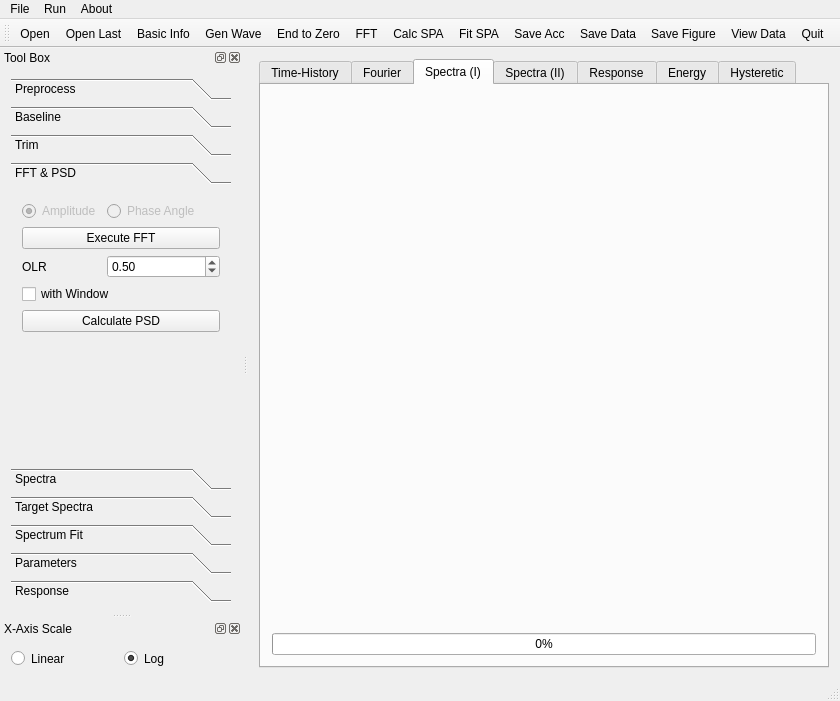
Old version of the form EQSignal/mainwindow.ui in the repository Panchatantra/EQSignal.
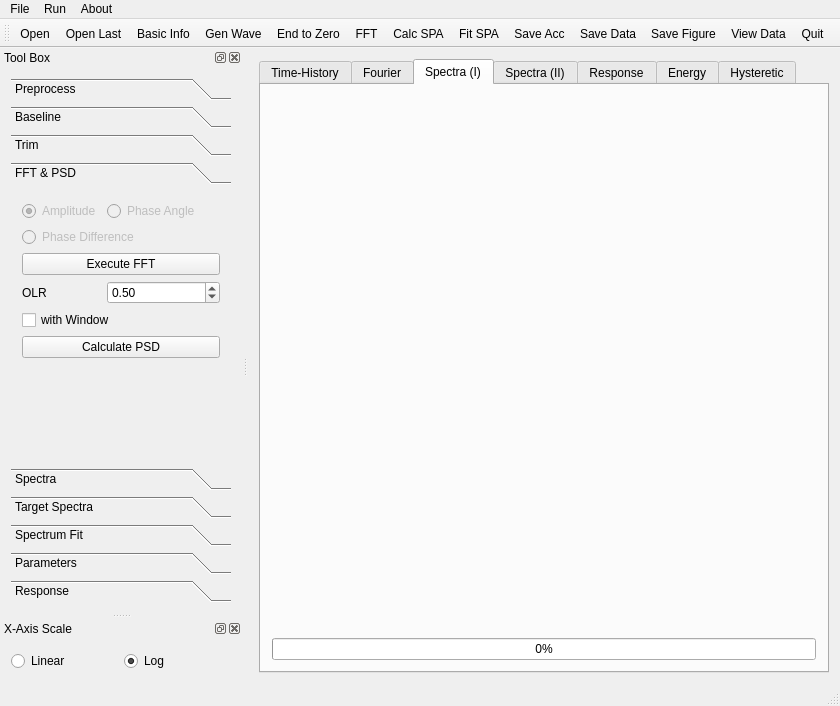
New version of the form. The open tabs and pages were chosen to show the change. Icons and pictures are not drawn. Custom widgets are drawn as their Qt base class.

```diff
--- a/EQSignal/mainwindow.ui
+++ b/EQSignal/mainwindow.ui
@@ -7,7 +7,7 @@
     <x>0</x>
     <y>0</y>
     <width>840</width>
-    <height>701</height>
+    <height>706</height>
    </rect>
   </property>
   <property name="windowTitle">
@@ -791,8 +791,8 @@
          <rect>
           <x>0</x>
           <y>0</y>
-          <width>222</width>
-          <height>287</height>
+          <width>240</width>
+          <height>228</height>
          </rect>
         </property>
         <attribute name="label">
@@ -812,14 +812,14 @@
            </property>
           </widget>
          </item>
-         <item row="2" column="0" colspan="2">
+         <item row="4" column="0" colspan="2">
           <widget class="QPushButton" name="CalcFFT">
            <property name="text">
             <string>Execute FFT</string>
            </property>
           </widget>
          </item>
-         <item row="3" column="0">
+         <item row="5" column="0">
           <widget class="QLabel" name="label_18">
            <property name="text">
             <string>OLR</string>
@@ -829,7 +829,7 @@
            </property>
           </widget>
          </item>
-         <item row="3" column="1">
+         <item row="5" column="1">
           <widget class="QDoubleSpinBox" name="OLR">
            <property name="maximum">
             <double>1.000000000000000</double>
@@ -842,14 +842,14 @@
            </property>
           </widget>
          </item>
-         <item row="4" column="0" colspan="2">
+         <item row="6" column="0" colspan="2">
           <widget class="QCheckBox" name="WW">
            <property name="text">
             <string>with Window</string>
            </property>
           </widget>
          </item>
-         <item row="5" column="0" colspan="2">
+         <item row="7" column="0" colspan="2">
           <widget class="QPushButton" name="CalcPSD">
            <property name="text">
             <string>Calculate PSD</string>
@@ -866,6 +866,16 @@
            </property>
           </widget>
          </item>
+         <item row="3" column="0" colspan="2">
+          <widget class="QRadioButton" name="DAng">
+           <property name="enabled">
+            <bool>false</bool>
+           </property>
+           <property name="text">
+            <string>Phase Difference</string>
+           </property>
+          </widget>
+         </item>
         </layout>
        </widget>
        <widget class="QWidget" name="SPA">
@@ -1764,13 +1774,13 @@
    <property name="minimumSize">
     <size>
      <width>240</width>
-     <height>60</height>
+     <height>65</height>
     </size>
    </property>
    <property name="maximumSize">
     <size>
      <width>524287</width>
-     <height>60</height>
+     <height>90</height>
     </size>
    </property>
    <property name="floating">
```
Left out of the diff: 47 changed lines with no effect on the pictures.
